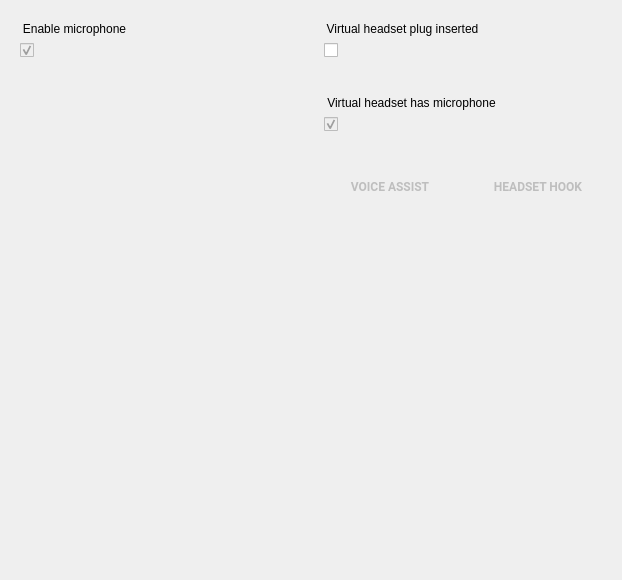
Qt form android/android-emu/android/skin/qt/extended-pages/microphone-page.ui (aosp-mirror/platform_external_qemu) before a commit.
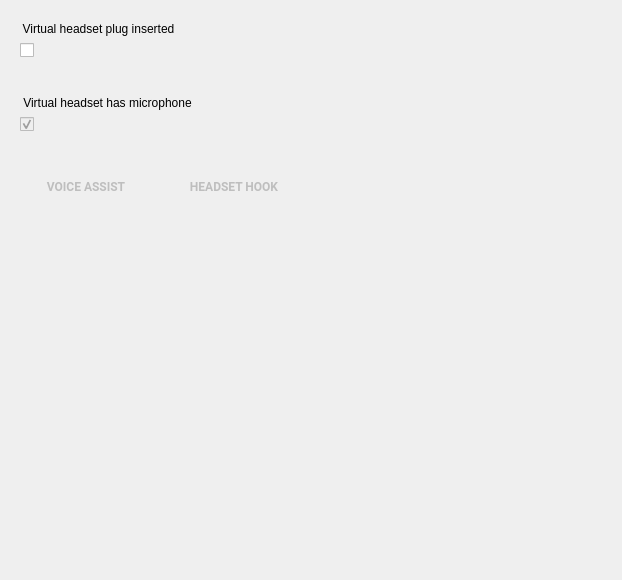
The same form after that commit. Custom widgets are drawn as their Qt base class.

Commit message:
[UI] Remove 'Enable microphone' toggle
The microphone function is always active, with the 'enable'
toggle present but disabled.

Remove this toggle until the function is implemented.

Test: Verified the look and functionality of the modified page.

The edit to the form file:
```diff
--- a/android/android-emu/android/skin/qt/extended-pages/microphone-page.ui
+++ b/android/android-emu/android/skin/qt/extended-pages/microphone-page.ui
@@ -16,7 +16,7 @@
   <widget class="QGroupBox" name="mic_insertedLabel">
    <property name="geometry">
     <rect>
-     <x>324</x>
+     <x>20</x>
      <y>20</y>
      <width>251</width>
      <height>24</height>
@@ -35,7 +35,7 @@
   <widget class="QCheckBox" name="mic_inserted">
    <property name="geometry">
     <rect>
-     <x>324</x>
+     <x>20</x>
      <y>38</y>
      <width>211</width>
      <height>24</height>
@@ -63,7 +63,7 @@
    </property>
    <property name="geometry">
     <rect>
-     <x>324</x>
+     <x>20</x>
      <y>112</y>
      <width>211</width>
      <height>24</height>
@@ -88,7 +88,7 @@
   <widget class="QGroupBox" name="mic_hasMicLabel">
    <property name="geometry">
     <rect>
-     <x>324</x>
+     <x>20</x>
      <y>94</y>
      <width>251</width>
      <height>24</height>
@@ -110,7 +110,7 @@
    </property>
    <property name="geometry">
     <rect>
-     <x>324</x>
+     <x>20</x>
      <y>168</y>
      <width>132</width>
      <height>36</height>
@@ -142,7 +142,7 @@
    </property>
    <property name="geometry">
     <rect>
-     <x>472</x>
+     <x>168</x>
      <y>168</y>
      <width>132</width>
      <height>36</height>
@@ -168,53 +168,6 @@
     <bool>false</bool>
    </property>
   </widget>
-  <widget class="QGroupBox" name="mic_enableMicLabel">
-   <property name="geometry">
-    <rect>
-     <x>20</x>
-     <y>20</y>
-     <width>251</width>
-     <height>24</height>
-    </rect>
-   </property>
-   <property name="styleSheet">
-    <string notr="true">border: 0px;</string>
-   </property>
-   <property name="title">
-    <string>Enable microphone</string>
-   </property>
-   <property name="ColorGroup" stdset="0">
-    <string notr="true">Title</string>
-   </property>
-  </widget>
-  <widget class="QCheckBox" name="mic_enableMic">
-   <property name="enabled">
-    <bool>false</bool>
-   </property>
-   <property name="geometry">
-    <rect>
-     <x>20</x>
-     <y>38</y>
-     <width>212</width>
-     <height>24</height>
-    </rect>
-   </property>
-   <property name="iconSize">
-    <size>
-     <width>24</width>
-     <height>24</height>
-    </size>
-   </property>
-   <property name="checked">
-    <bool>true</bool>
-   </property>
-   <property name="ColorGroup" stdset="0">
-    <string>Toggle</string>
-   </property>
-   <property name="report_metrics" stdset="0">
-    <bool>false</bool>
-   </property>
-  </widget>
   <zorder>mic_insertedLabel</zorder>
   <zorder>mic_hasMicLabel</zorder>
   <zorder>mic_voiceAssistButton</zorder>
```
Left out of the diff: 3 changed lines with no effect on the pictures.
